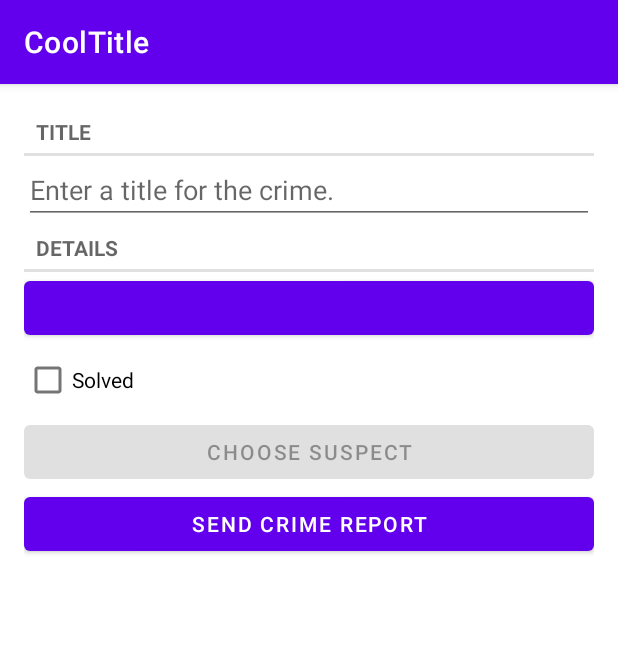
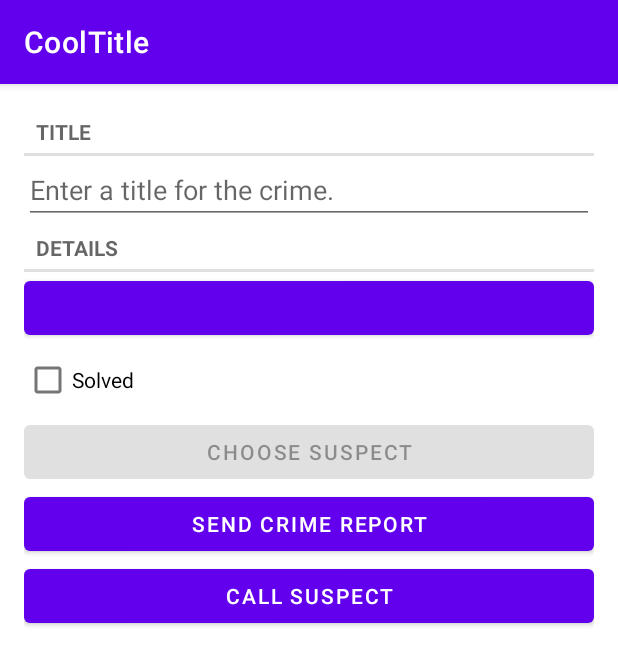
Before and after one commit to visiongem/AndroidGuideApp, an Android app: the screen it shows after launch (MainActivity), after a tap on an icon or button, on a phone screen of 412 x 824 dp. Shown: the top 665 px of the screen. Run offline under Robolectric (Android 15) with nearby library versions, the phone set to English and light mode, and no system bars; our stand-ins replace Room's generated code; 1 statement that could not run was skipped.

Commit message:
update 挑战练习（还没做完）

```diff
--- a/CriminalIntent/src/main/AndroidManifest.xml
+++ b/CriminalIntent/src/main/AndroidManifest.xml
@@ -1,6 +1,8 @@
 <?xml version="1.0" encoding="utf-8"?>
 <manifest xmlns:android="http://schemas.android.com/apk/res/android"
     package="com.pyn.criminalintent">
+
+    <uses-permission android:name="android.permission.READ_CONTACTS" />
 
     <application
         android:name=".CriminalIntentApplication"
--- a/CriminalIntent/src/main/java/com/pyn/criminalintent/fragment/CrimeFragment.kt
+++ b/CriminalIntent/src/main/java/com/pyn/criminalintent/fragment/CrimeFragment.kt
@@ -156,6 +156,10 @@ class CrimeFragment : Fragment(), DatePickerFragment.Callbacks {
                 isEnabled = false
             }
         }
+
+        mBinding.btnCallSuspect.setOnClickListener {
+
+        }
     }
 
     override fun onStop() {
--- a/CriminalIntent/src/main/res/layout/crime_fragment.xml
+++ b/CriminalIntent/src/main/res/layout/crime_fragment.xml
@@ -47,4 +47,10 @@
         android:layout_width="match_parent"
         android:layout_height="wrap_content"
         android:text="@string/crime_report_text" />
+
+    <Button
+        android:id="@+id/btn_call_suspect"
+        android:layout_width="match_parent"
+        android:layout_height="wrap_content"
+        android:text="@string/call_suspect" />
 </LinearLayout>
--- a/CriminalIntent/src/main/res/values/strings.xml
+++ b/CriminalIntent/src/main/res/values/strings.xml
@@ -16,4 +16,5 @@
     <string name="crime_report_suspect">the suspect is %s.</string>
     <string name="crime_report_subject">CriminalIntent Crime Report</string>
     <string name="send_report">Send crime report via</string>
+    <string name="call_suspect">Call Suspect</string>
 </resources>
```
